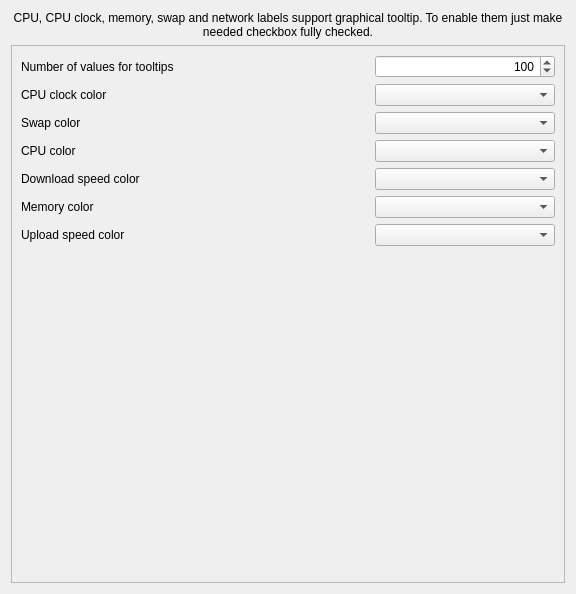
The window that sources/ptm/contents/ui/tooltipconfig.ui (arcan1s/awesome-widgets) describes before a commit, drawn with Qt 5.
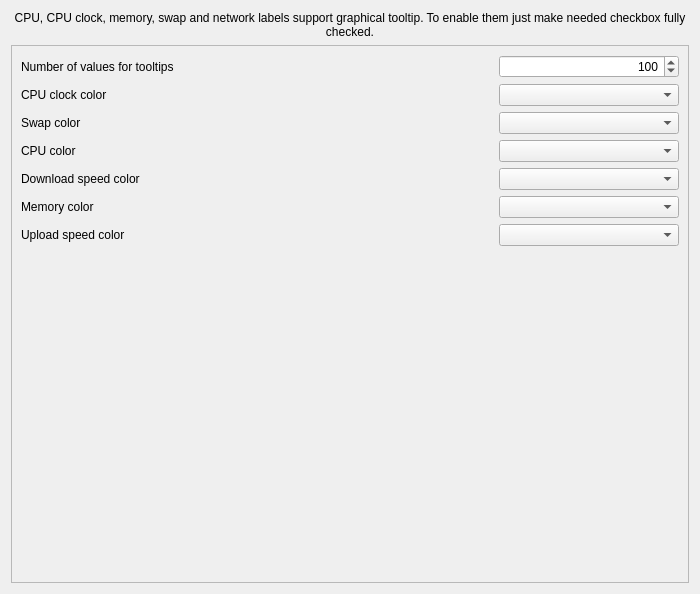
The same window after the commit. Custom widgets are drawn as their Qt base class.

Commit message: edit size of fields in configuration interface

```diff
--- a/sources/ptm/contents/ui/tooltipconfig.ui
+++ b/sources/ptm/contents/ui/tooltipconfig.ui
@@ -6,7 +6,7 @@
    <rect>
     <x>0</x>
     <y>0</y>
-    <width>576</width>
+    <width>700</width>
     <height>594</height>
    </rect>
   </property>
@@ -18,7 +18,7 @@
   </property>
   <property name="minimumSize">
    <size>
-    <width>576</width>
+    <width>700</width>
     <height>0</height>
    </size>
   </property>
@@ -55,7 +55,7 @@
        <rect>
         <x>0</x>
         <y>0</y>
-        <width>560</width>
+        <width>684</width>
         <height>542</height>
        </rect>
       </property>
@@ -66,7 +66,7 @@
           <widget class="QLabel" name="label_tooltipNum">
            <property name="minimumSize">
             <size>
-             <width>120</width>
+             <width>200</width>
              <height>0</height>
             </size>
            </property>
@@ -121,7 +121,7 @@
           <widget class="QLabel" name="label_cpuclockColor">
            <property name="minimumSize">
             <size>
-             <width>120</width>
+             <width>200</width>
              <height>0</height>
             </size>
            </property>
@@ -161,7 +161,7 @@
           <widget class="QLabel" name="label_swapColor">
            <property name="minimumSize">
             <size>
-             <width>120</width>
+             <width>200</width>
              <height>0</height>
             </size>
            </property>
@@ -201,7 +201,7 @@
           <widget class="QLabel" name="label_cpuColor">
            <property name="minimumSize">
             <size>
-             <width>120</width>
+             <width>200</width>
              <height>0</height>
             </size>
            </property>
@@ -241,7 +241,7 @@
           <widget class="QLabel" name="label_downColor">
            <property name="minimumSize">
             <size>
-             <width>120</width>
+             <width>200</width>
              <height>0</height>
             </size>
            </property>
@@ -281,7 +281,7 @@
           <widget class="QLabel" name="label_memColor">
            <property name="minimumSize">
             <size>
-             <width>120</width>
+             <width>200</width>
              <height>0</height>
             </size>
            </property>
@@ -321,7 +321,7 @@
           <widget class="QLabel" name="label_upColor">
            <property name="minimumSize">
             <size>
-             <width>120</width>
+             <width>200</width>
              <height>0</height>
             </size>
            </property>
```
The commit also changes 5 other files.
